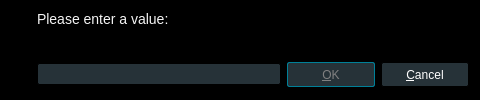
Qt form src/ui/inputdialog.ui (u8sand/Baka-MPlayer) before a commit.
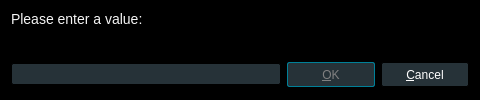
The same form after that commit. Icons and pictures are not drawn.

Commit message: inputdialog.ui: simplified layout

Patch:
```diff
--- a/src/ui/inputdialog.ui
+++ b/src/ui/inputdialog.ui
@@ -20,38 +20,6 @@
 	color: whitesmoke;
 }</string>
   </property>
-  <layout class="QHBoxLayout" name="horizontalLayout_2">
-   <item>
-    <layout class="QVBoxLayout" name="verticalLayout_2">
-     <item>
-      <widget class="QLabel" name="label">
-       <property name="sizePolicy">
-        <sizepolicy hsizetype="Fixed" vsizetype="Fixed">
-         <horstretch>0</horstretch>
-         <verstretch>0</verstretch>
-        </sizepolicy>
-       </property>
-       <property name="pixmap">
-        <pixmap resource="../rsclist.qrc">:/img/information.svg</pixmap>
-       </property>
-      </widget>
-     </item>
-     <item>
-      <spacer name="verticalSpacer">
-       <property name="orientation">
-        <enum>Qt::Vertical</enum>
-       </property>
-       <property name="sizeHint" stdset="0">
-        <size>
-         <width>20</width>
-         <height>40</height>
-        </size>
-       </property>
-      </spacer>
-     </item>
-    </layout>
-   </item>
-   <item>
     <layout class="QVBoxLayout" name="verticalLayout">
      <property name="spacing">
       <number>0</number>
@@ -194,8 +162,6 @@
         </item>
        </layout>
       </widget>
-     </item>
-    </layout>
    </item>
   </layout>
  </widget>
```
Lines whose indentation alone changed are shown as unchanged. The commit also changes 2 other files.
